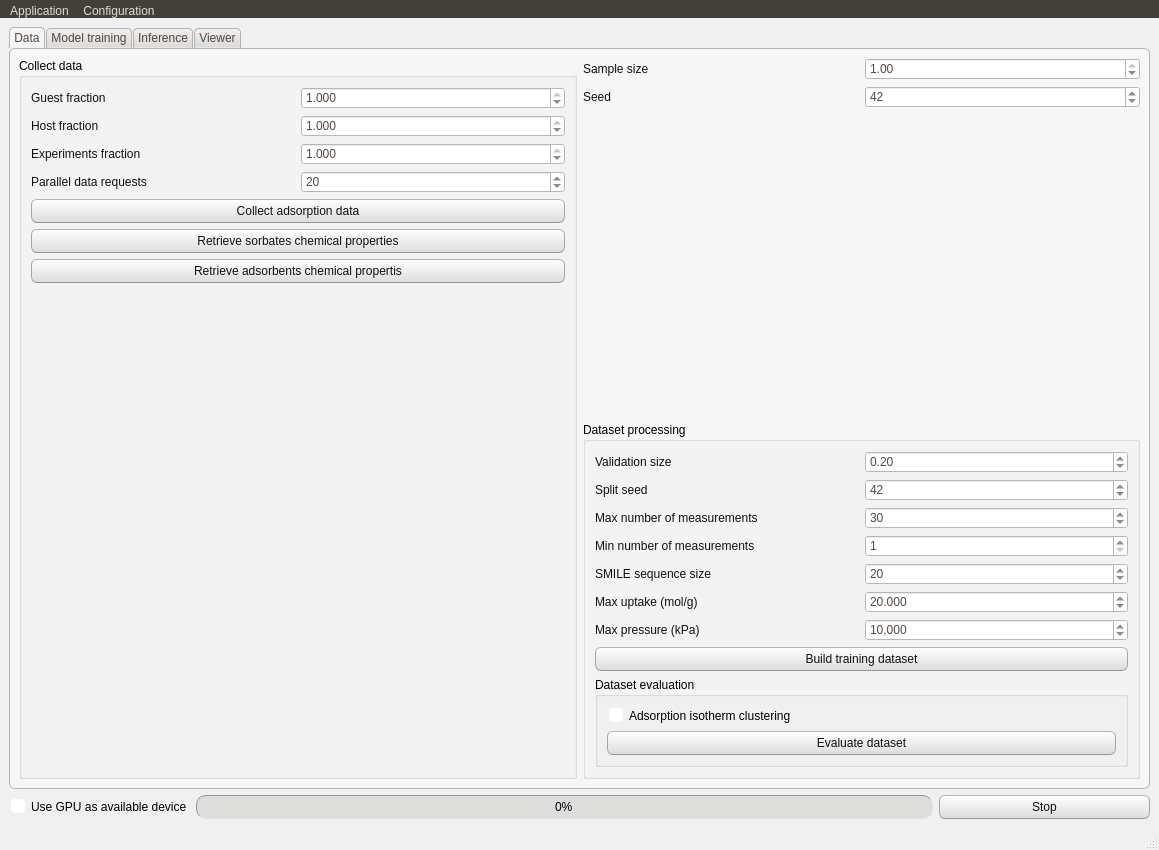
First picture: the form in NISTADS/app/src/window_layout.ui, repository CTCycle/ADSMOD-Adsorption-Modeling, before the edit.
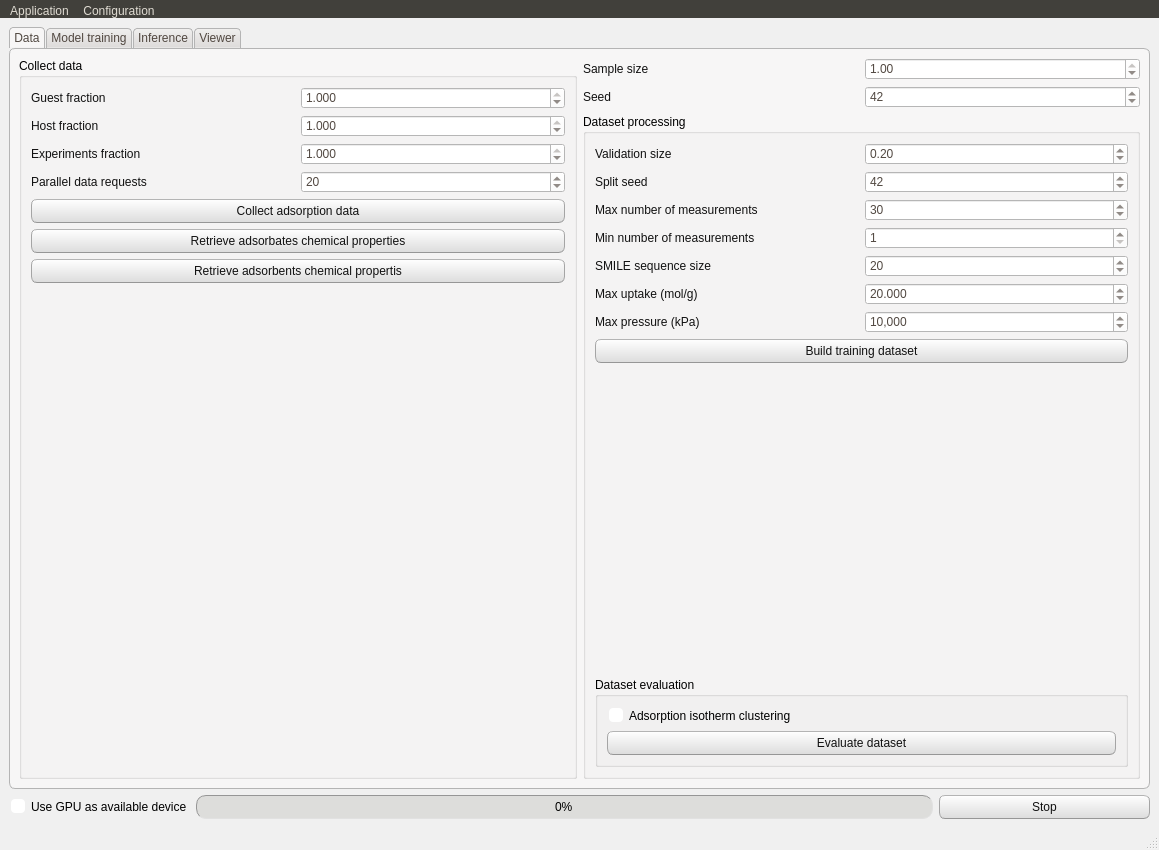
Second picture: the form after the edit.

The edit to the form file:
```diff
--- a/NISTADS/app/src/window_layout.ui
+++ b/NISTADS/app/src/window_layout.ui
@@ -668,7 +668,7 @@
            <item>
             <widget class="QPushButton" name="retrieveGuestProperties">
              <property name="text">
-              <string>Retrieve sorbates chemical properties</string>
+              <string>Retrieve adsorbates chemical properties</string>
              </property>
             </widget>
            </item>
@@ -748,19 +748,6 @@
             </item>
            </layout>
           </item>
-          <item>
-           <spacer name="verticalSpacer_11">
-            <property name="orientation">
-             <enum>Qt::Orientation::Vertical</enum>
-            </property>
-            <property name="sizeHint" stdset="0">
-             <size>
-              <width>218</width>
-              <height>494</height>
-             </size>
-            </property>
-           </spacer>
-          </item>
           <item>
            <widget class="QGroupBox" name="datasetProcessGroup">
             <property name="title">
@@ -954,6 +941,19 @@
                </property>
               </widget>
              </item>
+             <item>
+              <spacer name="verticalSpacer_11">
+               <property name="orientation">
+                <enum>Qt::Orientation::Vertical</enum>
+               </property>
+               <property name="sizeHint" stdset="0">
+                <size>
+                 <width>218</width>
+                 <height>494</height>
+                </size>
+               </property>
+              </spacer>
+             </item>
              <item>
               <widget class="QGroupBox" name="groupBox_5">
                <property name="title">
```
